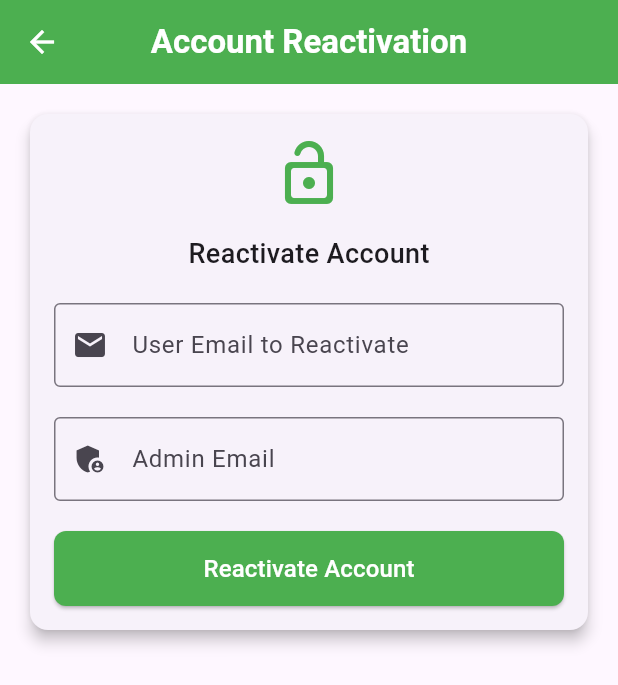
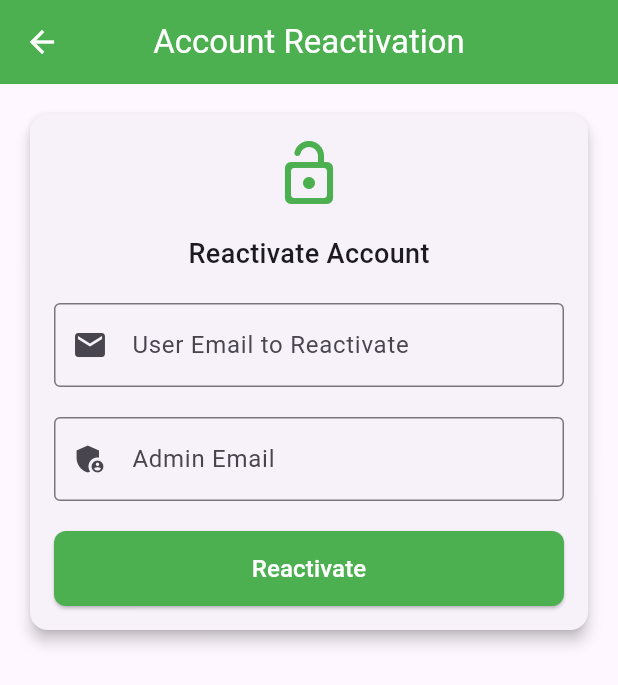
Before and after one commit to AdikaNathaniel/NeuroSense, a Flutter app: the AccountReactivationPage screen opened directly, on a phone screen of 412 x 824 dp. Shown: the top 685 px of the screen. Run offline on Flutter 3.47's test engine with Material 3 defaults, Android fonts, the phone set to English and light mode, and no system bars; our stand-ins replace appwrite, camera, firebase_core, firebase_messaging, fl_chart, flutter_blue_plus and 16 more; missing offline and left inert: agora_rtc_engine, country_codes, dart:html, flutter_webrtc; accounts and stored records are empty.

Commit message:
feat:improving-ui

```diff
--- a/patient_monitor_frontend-patient/lib/account-reactivation.dart
+++ b/patient_monitor_frontend-patient/lib/account-reactivation.dart
@@ -33,8 +33,8 @@ class _AccountReactivationPageState extends State<AccountReactivationPage> {
     return Scaffold(
       appBar: AppBar(
         title: const Text(
-          'Account Reactivation',
-          style: TextStyle(fontWeight: FontWeight.bold),
+          'Account Reactivation'
+          // style: TextStyle(fontWeight: FontWeight.bold),
         ),
         centerTitle: true,
         backgroundColor: Colors.green,
@@ -140,7 +140,7 @@ class _AccountReactivationPageState extends State<AccountReactivationPage> {
                 child: _isLoading
                     ? const CircularProgressIndicator(color: Colors.white)
                     : const Text(
-                        'Reactivate Account',
+                        'Reactivate',
                         style: TextStyle(fontSize: 16),
                       ),
               ),
@@ -176,7 +176,7 @@ class _AccountReactivationPageState extends State<AccountReactivationPage> {
           Text(
             'Account Reactivated Successfully!',
             style: Theme.of(context).textTheme.titleLarge?.copyWith(
-                  color: Colors.green.shade800,
+                  color: Colors.green,
                   fontWeight: FontWeight.bold,
                 ),
             textAlign: TextAlign.center,
--- a/patient_monitor_frontend-patient/lib/notification-list.dart
+++ b/patient_monitor_frontend-patient/lib/notification-list.dart
@@ -75,7 +75,7 @@ class _NotificationListPageState extends State<NotificationListPage> {
       appBar: AppBar(
         title: const Text("All Notifications"),
         centerTitle: true,
-        backgroundColor: Colors.greenAccent,
+        backgroundColor: Colors.green,
         foregroundColor: Colors.white,
         actions: [
           IconButton(
--- a/patient_monitor_frontend-patient/lib/notifications.dart
+++ b/patient_monitor_frontend-patient/lib/notifications.dart
@@ -75,7 +75,7 @@ class _NotificationListPageState extends State<NotificationListPage> {
       appBar: AppBar(
         title: const Text("All Notifications"),
         centerTitle: true,
-        backgroundColor: Colors.greenAccent,
+        backgroundColor: Colors.green,
         foregroundColor: Colors.white,
         actions: [
           IconButton(
```
Also changed, not shown: patient_monitor_frontend-patient/lib/admin-home.dart (+8 -8 lines), 4 other files.
